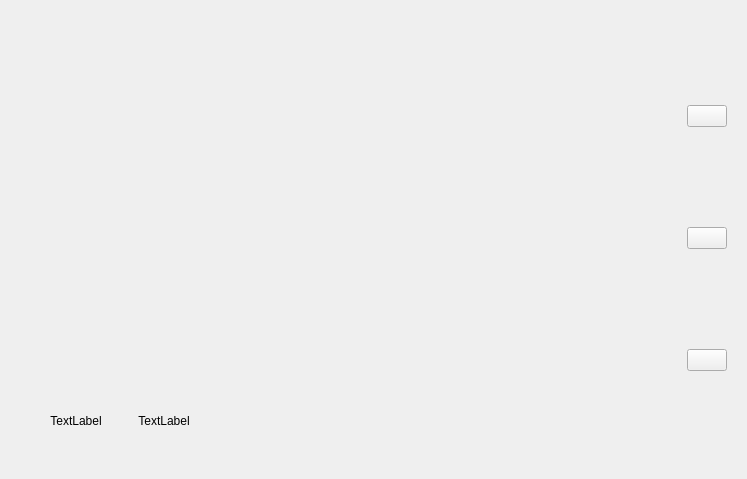
Above: ibed/controls/infusionwidget.ui from semerlin/ibed before the change. Below: the same form after it.
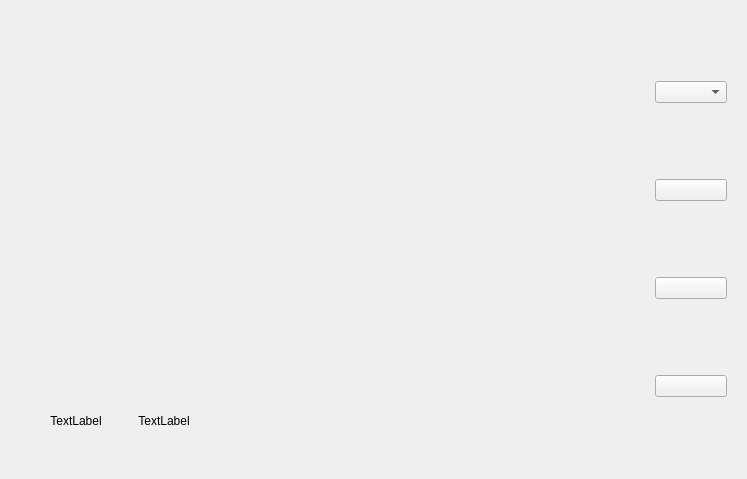
That is the form after the change. Custom widgets are drawn as their Qt base class.

The edit to the form file:
```diff
--- a/ibed/controls/infusionwidget.ui
+++ b/ibed/controls/infusionwidget.ui
@@ -153,6 +153,9 @@
    </item>
    <item>
     <layout class="QVBoxLayout" name="verticalLayout_5">
+     <item>
+      <widget class="QComboBox" name="comboBoxMount"/>
+     </item>
      <item>
       <widget class="QPushButton" name="pushButtonStop">
        <property name="text">
```
